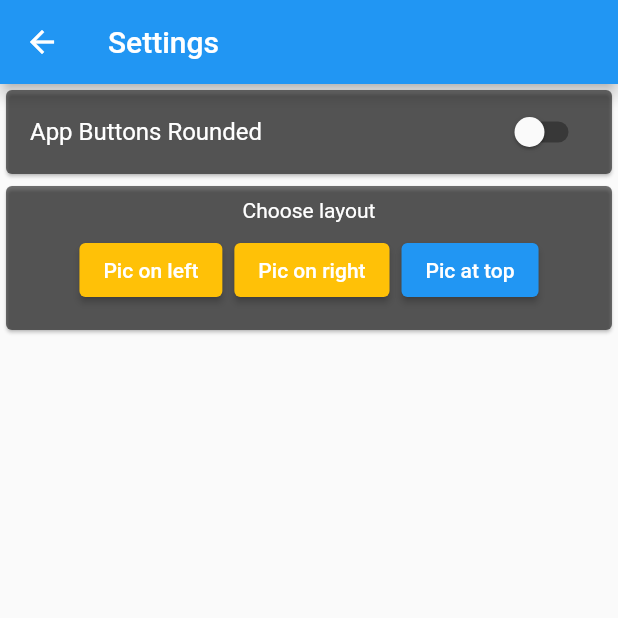
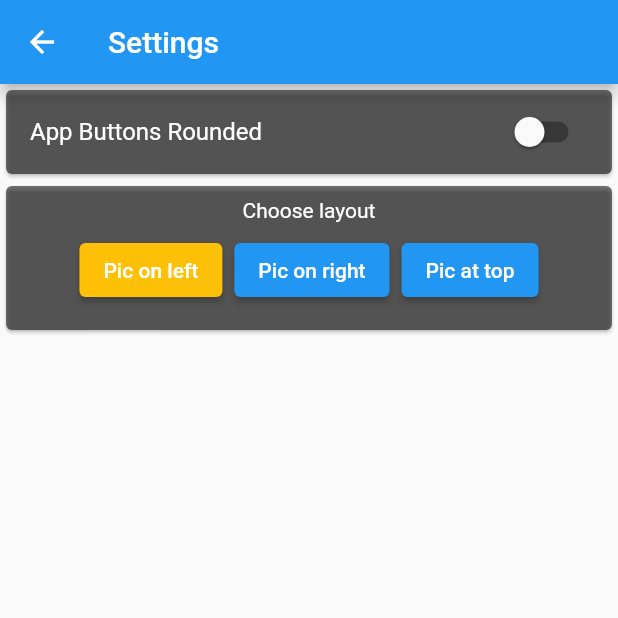
Before and after one commit to Oneya4/shared_preferences_profile_app, a Flutter app: the SettingsScreen screen opened by its route, after a tap on "Pic on left", on a phone screen of 412 x 824 dp, the top half of it. Run offline on Flutter 3.47's test engine with Material 2 defaults, Android fonts, the phone set to English and light mode, and no system bars; network calls fail.

Commit message:
Buttons all done. Alignments work perfectly now to store in shared preferences

```diff
--- a/profile_app/lib/profile_screen.dart
+++ b/profile_app/lib/profile_screen.dart
@@ -10,6 +10,19 @@ class ProfileScreen extends StatelessWidget {
   Widget build(BuildContext context) {
     //Set up connection to profile_settings.dart, the state manager
     Provider.of<ProfileSettings>(context, listen: false);
+    final avatar = const CircleAvatar(
+      radius: 93,
+      foregroundImage: NetworkImage(
+          'https://www.shutterstock.com/blog/wp-content/uploads/sites/5/2020/06/black-woman-fashion-photo.jpg?w=750'),
+    );
+    final text = const Text(
+      'Robyn \nFenty',
+      style: TextStyle(
+        color: Colors.white,
+        fontSize: 30,
+        fontStyle: FontStyle.italic,
+      ),
+    );
 
     return Scaffold(
       backgroundColor: Colors.blue,
@@ -28,31 +41,16 @@ class ProfileScreen extends StatelessWidget {
         child: Column(
           children: [
             Consumer<ProfileSettings>(
-              builder: (ctx, setting, _) => Column(
-                children: [
-                  Row(
-                    mainAxisAlignment: MainAxisAlignment.spaceAround,
-                    textDirection:
-                        setting.isRight ? TextDirection.rtl : TextDirection.ltr,
-                    children: [
-                      const CircleAvatar(
-                        radius: 93,
-                        foregroundImage: NetworkImage(
-                            'https://www.shutterstock.com/blog/wp-content/uploads/sites/5/2020/06/black-woman-fashion-photo.jpg?w=750'),
-                      ),
-                      Text(
-                        'Robyn \nFenty',
-                        style: TextStyle(
-                          color: Colors.white,
-                          fontSize: 30,
-                          fontStyle: FontStyle.italic,
-                        ),
-                      ),
-                    ],
-                  ),
-                ],
-              ),
-            ),
+                builder: (ctx, setting, _) => setting.isTopBottom
+                    ? Column(
+                        mainAxisAlignment: MainAxisAlignment.center,
+                        children: [avatar, text])
+                    : Row(
+                        mainAxisAlignment: MainAxisAlignment.spaceAround,
+                        textDirection: setting.isRight
+                            ? TextDirection.rtl
+                            : TextDirection.ltr,
+                        children: [avatar, text])),
             const SizedBox(height: 20),
             Row(
               mainAxisAlignment: MainAxisAlignment.spaceEvenly,
--- a/profile_app/lib/profile_settings.dart
+++ b/profile_app/lib/profile_settings.dart
@@ -28,19 +28,28 @@ class ProfileSettings with ChangeNotifier {
   void switchPosition(String position) {
     if (position == 'left') {
       isLeft = true;
-      isRight = !isRight;
-      isTopBottom = !isTopBottom;
+      isRight = false;
+      isTopBottom = false;
       notifyListeners();
     } else if (position == 'right') {
       isRight = true;
-      isLeft = !isLeft;
-      isTopBottom = !isTopBottom;
+      isLeft = false;
+      isTopBottom = false;
       notifyListeners();
     } else if (position == 'topBottom') {
       isTopBottom = true;
-      isLeft = !isLeft;
-      isRight = !isRight;
+      isRight = false;
+      isLeft = false;
       notifyListeners();
     }
   }
+
+  // void widgetOrientation(String orientation) {
+  //   if (orientation == 'topBottom') {
+  //     isTopBottom = true;
+  //     isRight = false;
+  //     isLeft = false;
+  //     notifyListeners();
+  //   }
+  // }
 }
--- a/profile_app/lib/settings_screen.dart
+++ b/profile_app/lib/settings_screen.dart
@@ -72,10 +72,12 @@ class SettingsScreen extends StatelessWidget {
                         ),
                         ElevatedButton(
                           child: const Text('Pic at top'),
-                          onPressed: () {},
+                          onPressed: () {
+                            setting.switchPosition('topBottom');
+                          },
                           style: ElevatedButton.styleFrom(
                             shape: setting.isChecked ? StadiumBorder() : null,
-                            // primary: setting.isTopBottom ? Colors.amber : null,
+                            primary: setting.isTopBottom ? Colors.amber : null,
                           ),
                         ),
                       ],
```
